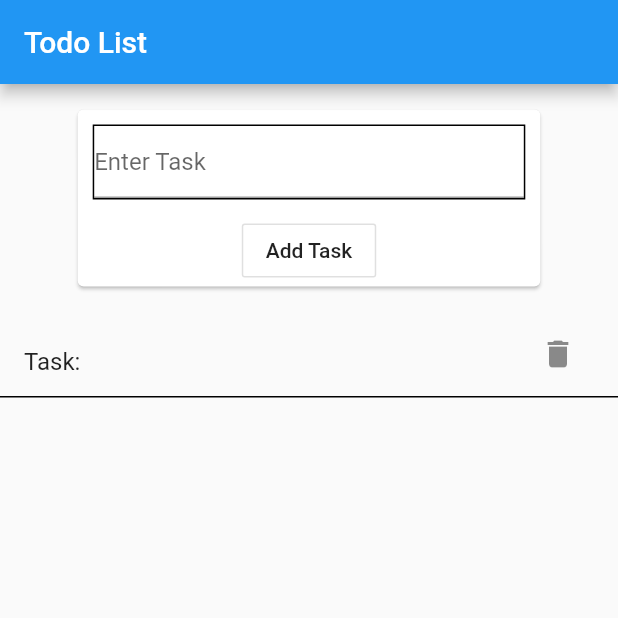
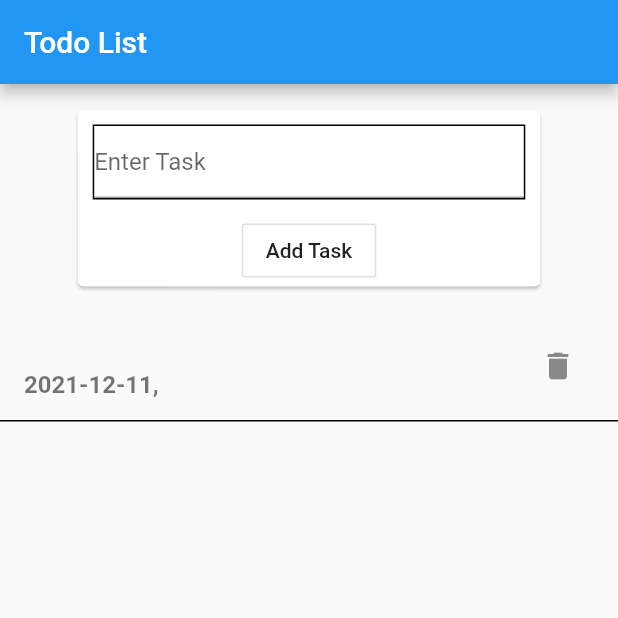
Before and after one commit to syedahmedusman2/Firebase-Crud, a Flutter app: the screen it shows after launch, after a tap on "Add Task", on a phone screen of 412 x 824 dp, the top half of it. Run offline on Flutter 3.47's test engine with Material 2 defaults, Android fonts, the phone set to English and light mode, and no system bars; our stand-ins replace cloud_firestore, firebase_core; accounts and stored records are empty.

Commit message:
Update homepage.dart

```diff
--- a/lib/homepage.dart
+++ b/lib/homepage.dart
@@ -15,6 +15,7 @@ class _HomepageState extends State<Homepage> {
   addData() async {
     FirebaseFirestore.instance.collection('tasks').add({
       'task': taskController.text,
+      'date': '${DateTime.now().year}-${DateTime.now().month}-${DateTime.now().day},'
     });
     taskController.clear();
   }
@@ -83,27 +84,22 @@ class _HomepageState extends State<Homepage> {
                             document.data()! as Map<String, dynamic>;
                         return Container(
                           decoration: BoxDecoration(
-                            //                    <-- BoxDecoration
                             border: Border(bottom: BorderSide()),
                           ),
                           child: ListTile(
-                            title: Column(
+                            title: Text(data['task']),
+                            subtitle: Column(
                               crossAxisAlignment: CrossAxisAlignment.start,
-
                               children: [
                                 SizedBox(height: 5,),
-                                // Text(
-                                //   'Date: ${data['Date']}',
-                                //   style: TextStyle(
-                                //       fontSize: 16.0, fontWeight: FontWeight.bold),
-                                // ),
+                                Text(
+                                  '${data['date']}',
+                                  style: TextStyle(
+                                      fontSize: 16.0, fontWeight: FontWeight.bold),
+                                ),
                                 SizedBox(height: 5,),
-                                // subtitle:
 
-                                Text(
-                                  'Task: ${data['task']}',
-                                  style: TextStyle(fontSize: 16.0),
-                                ),
+
 
                               ],
                             ),
@@ -112,16 +108,7 @@ class _HomepageState extends State<Homepage> {
                                 onPressed: () {
                                   document.reference.delete();
                                 },
-                                icon: Icon(Icons.delete)),
-
-                            // trailing: Column(
-                            //   children:[
-                            //     SizedBox(height: 3.0,),
-
-                            //   ],
-
-                            // ),
-                            // subtitle: Text(data['Morning Rate']),
+                                icon: Icon(Icons.delete))
                           ),
                         );
                       }).toList(),
```
